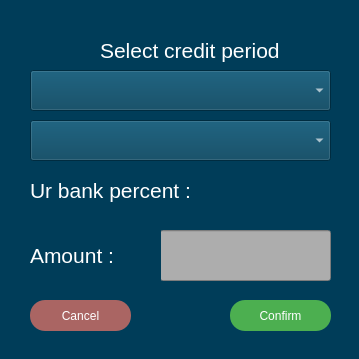
ZhekLu/financial-system, file modules/view/creditwidget.ui: the form before one commit.
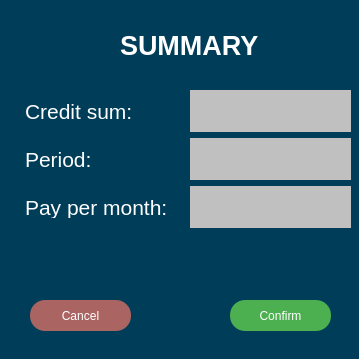
The form after the commit.

Commit message: refactoring credit widget

Diff of the .ui file:
```diff
--- a/modules/view/creditwidget.ui
+++ b/modules/view/creditwidget.ui
@@ -16,7 +16,39 @@
   <property name="styleSheet">
    <string notr="true">background-color: rgb(0, 61, 89);</string>
   </property>
-  <widget class="QPushButton" name="cance_but">
+  <widget class="QStackedWidget" name="stacked_widget">
+   <property name="geometry">
+    <rect>
+     <x>0</x>
+     <y>0</y>
+     <width>359</width>
+     <height>359</height>
+    </rect>
+   </property>
+   <widget class="QWidget" name="info_widget">
+    <widget class="QLabel" name="label_8">
+     <property name="geometry">
+      <rect>
+       <x>120</x>
+       <y>20</y>
+       <width>171</width>
+       <height>51</height>
+      </rect>
+     </property>
+     <property name="font">
+      <font>
+       <pointsize>20</pointsize>
+       <bold>true</bold>
+      </font>
+     </property>
+     <property name="styleSheet">
+      <string notr="true">color: rgb(255, 255, 255);</string>
+     </property>
+     <property name="text">
+      <string>SUMMARY</string>
+     </property>
+    </widget>
+    <widget class="QPushButton" name="cancel_inf_but">
    <property name="geometry">
     <rect>
      <x>30</x>
@@ -54,7 +86,7 @@
     <string>Cancel</string>
    </property>
   </widget>
-  <widget class="QPushButton" name="confirm_but">
+    <widget class="QPushButton" name="confirm_inf_but">
    <property name="geometry">
     <rect>
      <x>230</x>
@@ -92,11 +124,159 @@
     <string>Confirm</string>
    </property>
   </widget>
-  <widget class="QLabel" name="label_2">
+    <widget class="QWidget" name="layoutWidget">
    <property name="geometry">
     <rect>
-     <x>100</x>
-     <y>30</y>
+       <x>10</x>
+       <y>90</y>
+       <width>341</width>
+       <height>138</height>
+      </rect>
+     </property>
+     <layout class="QHBoxLayout" name="horizontalLayout">
+      <item>
+       <layout class="QVBoxLayout" name="verticalLayout">
+        <item>
+         <widget class="QLabel" name="label_9">
+          <property name="font">
+           <font>
+            <pointsize>16</pointsize>
+           </font>
+          </property>
+          <property name="styleSheet">
+           <string notr="true">color: rgb(255, 255, 255);
+margin:10;
+</string>
+          </property>
+          <property name="text">
+           <string>Credit sum:</string>
+          </property>
+         </widget>
+        </item>
+        <item>
+         <widget class="QLabel" name="label_10">
+          <property name="font">
+           <font>
+            <pointsize>16</pointsize>
+           </font>
+          </property>
+          <property name="styleSheet">
+           <string notr="true">color: rgb(255, 255, 255);
+margin:10;
+</string>
+          </property>
+          <property name="text">
+           <string>Period:</string>
+          </property>
+         </widget>
+        </item>
+        <item>
+         <widget class="QLabel" name="label_11">
+          <property name="font">
+           <font>
+            <pointsize>16</pointsize>
+           </font>
+          </property>
+          <property name="styleSheet">
+           <string notr="true">color: rgb(255, 255, 255);
+margin:10;
+</string>
+          </property>
+          <property name="text">
+           <string>Pay per month:</string>
+          </property>
+         </widget>
+        </item>
+       </layout>
+      </item>
+      <item>
+       <layout class="QVBoxLayout" name="verticalLayout_2">
+        <item>
+         <widget class="QLabel" name="label_12">
+          <property name="font">
+           <font>
+            <pointsize>16</pointsize>
+            <italic>false</italic>
+            <bold>false</bold>
+           </font>
+          </property>
+          <property name="styleSheet">
+           <string notr="true">color: rgb(0, 0, 0);
+font: 16pt &quot;Segoe UI&quot;;
+border-color: rgb(0, 0, 0);
+border-size:5;
+background-color: rgb(192, 192, 192);
+margim:10;</string>
+          </property>
+          <property name="text">
+           <string/>
+          </property>
+         </widget>
+        </item>
+        <item>
+         <widget class="QLabel" name="label_13">
+          <property name="font">
+           <font>
+            <pointsize>16</pointsize>
+            <italic>false</italic>
+            <bold>false</bold>
+           </font>
+          </property>
+          <property name="styleSheet">
+           <string notr="true">color: rgb(0, 0, 0);
+font: 16pt &quot;Segoe UI&quot;;
+border-color: rgb(0, 0, 0);
+border-size:5;
+background-color: rgb(192, 192, 192);
+margim:10;</string>
+          </property>
+          <property name="text">
+           <string/>
+          </property>
+         </widget>
+        </item>
+        <item>
+         <widget class="QLabel" name="label_14">
+          <property name="font">
+           <font>
+            <pointsize>16</pointsize>
+            <italic>false</italic>
+            <bold>false</bold>
+           </font>
+          </property>
+          <property name="styleSheet">
+           <string notr="true">color: rgb(0, 0, 0);
+font: 16pt &quot;Segoe UI&quot;;
+border-color: rgb(0, 0, 0);
+border-size:5;
+background-color: rgb(192, 192, 192);
+margim:10;</string>
+          </property>
+          <property name="text">
+           <string/>
+          </property>
+         </widget>
+        </item>
+       </layout>
+      </item>
+     </layout>
+    </widget>
+   </widget>
+  </widget>
+  <widget class="QWidget" name="settings_widget" native="true">
+   <property name="geometry">
+    <rect>
+     <x>10</x>
+     <y>10</y>
+     <width>341</width>
+     <height>331</height>
+    </rect>
+   </property>
+   <widget class="QLabel" name="label_4">
+    <property name="geometry">
+     <rect>
+      <x>90</x>
+      <y>10</y>
      <width>201</width>
      <height>41</height>
     </rect>
@@ -116,8 +296,8 @@
   <widget class="QComboBox" name="measure_chooser">
    <property name="geometry">
     <rect>
-     <x>30</x>
-     <y>70</y>
+      <x>20</x>
+      <y>50</y>
      <width>301</width>
      <height>41</height>
     </rect>
@@ -130,8 +310,8 @@
   <widget class="QComboBox" name="period_chooser">
    <property name="geometry">
     <rect>
-     <x>30</x>
-     <y>120</y>
+      <x>20</x>
+      <y>100</y>
      <width>301</width>
      <height>41</height>
     </rect>
@@ -141,32 +321,11 @@
 font: 16pt &quot;Segoe UI&quot;;</string>
    </property>
   </widget>
-  <widget class="QLabel" name="label_3">
-   <property name="geometry">
-    <rect>
-     <x>30</x>
-     <y>170</y>
-     <width>161</width>
-     <height>41</height>
-    </rect>
-   </property>
-   <property name="font">
-    <font>
-     <pointsize>16</pointsize>
-    </font>
-   </property>
-   <property name="styleSheet">
-    <string notr="true">color: rgb(255, 255, 255);</string>
-   </property>
-   <property name="text">
-    <string>Ur bank percent :</string>
-   </property>
-  </widget>
   <widget class="QLabel" name="percent_label">
    <property name="geometry">
     <rect>
-     <x>200</x>
-     <y>170</y>
+      <x>190</x>
+      <y>150</y>
      <width>131</width>
      <height>41</height>
     </rect>
@@ -183,11 +342,70 @@
     <string/>
    </property>
   </widget>
+   <widget class="QLabel" name="label_6">
+    <property name="geometry">
+     <rect>
+      <x>20</x>
+      <y>210</y>
+      <width>131</width>
+      <height>51</height>
+     </rect>
+    </property>
+    <property name="font">
+     <font>
+      <pointsize>16</pointsize>
+     </font>
+    </property>
+    <property name="styleSheet">
+     <string notr="true">color: rgb(255, 255, 255);</string>
+    </property>
+    <property name="text">
+     <string>Amount :</string>
+    </property>
+   </widget>
+   <widget class="QPushButton" name="confirm_but">
+    <property name="geometry">
+     <rect>
+      <x>220</x>
+      <y>280</y>
+      <width>101</width>
+      <height>31</height>
+     </rect>
+    </property>
+    <property name="font">
+     <font>
+      <pointsize>-1</pointsize>
+      <underline>false</underline>
+      <strikeout>false</strikeout>
+     </font>
+    </property>
+    <property name="cursor">
+     <cursorShape>PointingHandCursor</cursorShape>
+    </property>
+    <property name="styleSheet">
+     <string notr="true">QPushButton {
+  font-size: 12px;
+  text-align: center;
+  text-decoration: none;
+  outline: none;
+  color: #fff;
+  background-color: #4CAF50;
+  border: none;
+  border-radius: 15px;
+}
+QPushButton:hover{
+ background-color: rgb(85, 195, 89);
+}</string>
+    </property>
+    <property name="text">
+     <string>Continue</string>
+    </property>
+   </widget>
   <widget class="QLineEdit" name="amount_line">
    <property name="geometry">
     <rect>
-     <x>160</x>
-     <y>230</y>
+      <x>150</x>
+      <y>210</y>
      <width>171</width>
      <height>51</height>
     </rect>
@@ -206,13 +424,51 @@
     <string/>
    </property>
   </widget>
-  <widget class="QLabel" name="label_5">
+   <widget class="QPushButton" name="cance_but">
    <property name="geometry">
     <rect>
-     <x>30</x>
-     <y>230</y>
-     <width>131</width>
-     <height>51</height>
+      <x>20</x>
+      <y>280</y>
+      <width>101</width>
+      <height>31</height>
+     </rect>
+    </property>
+    <property name="font">
+     <font>
+      <pointsize>-1</pointsize>
+      <underline>false</underline>
+      <strikeout>false</strikeout>
+     </font>
+    </property>
+    <property name="cursor">
+     <cursorShape>PointingHandCursor</cursorShape>
+    </property>
+    <property name="styleSheet">
+     <string notr="true">QPushButton {
+  font-size: 12px;
+  text-align: center;
+  text-decoration: none;
+  outline: none;
+  color: #fff;
+  background-color: rgb(170, 101, 99);
+  border: none;
+  border-radius: 15px;
+}
+QPushButton:hover{
+ background-color: rgb(85, 195, 89);
+}</string>
+    </property>
+    <property name="text">
+     <string>Cancel</string>
+    </property>
+   </widget>
+   <widget class="QLabel" name="label_7">
+    <property name="geometry">
+     <rect>
+      <x>20</x>
+      <y>150</y>
+      <width>161</width>
+      <height>41</height>
     </rect>
    </property>
    <property name="font">
@@ -224,9 +480,12 @@
     <string notr="true">color: rgb(255, 255, 255);</string>
    </property>
    <property name="text">
-    <string>Amount :</string>
-   </property>
-  </widget>
+     <string>Ur bank percent :</string>
+    </property>
+   </widget>
+  </widget>
+  <zorder>settings_widget</zorder>
+  <zorder>stacked_widget</zorder>
  </widget>
  <resources/>
  <connections/>
```
Lines whose indentation alone changed are shown as unchanged. The commit also changes 3 other files.
